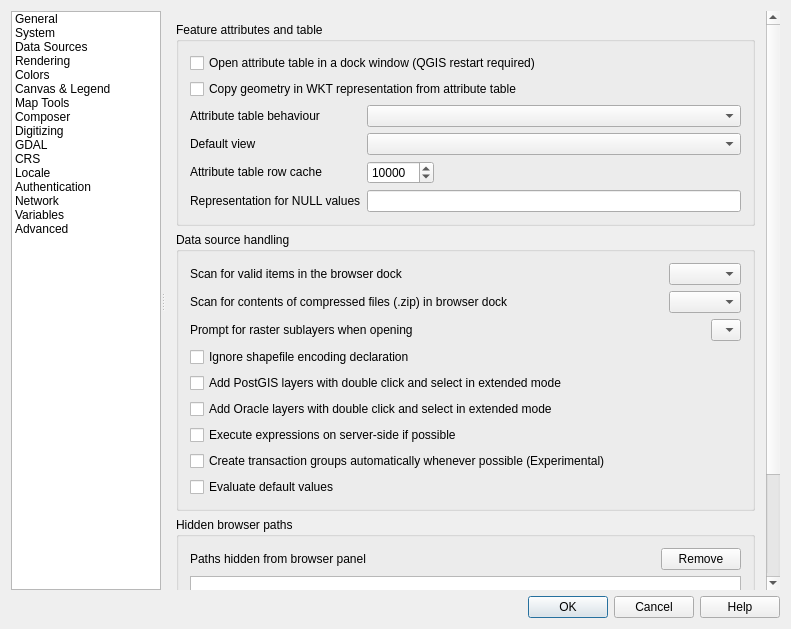
Before: the Qt Designer form src/ui/qgsoptionsbase.ui in qgis/QGIS, drawn with Qt 5.
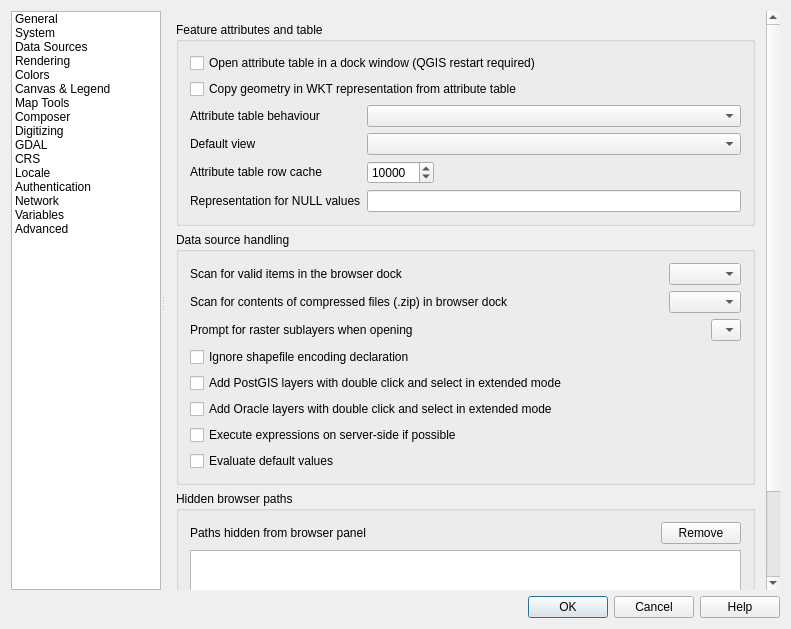
After: the same form once the commit is applied. Icons and pictures are not drawn. Custom widgets are drawn as their Qt base class.

Commit message:
Move AutoTransaction setting to project properties
Was in global app settings

Patch:
```diff
--- a/src/ui/qgsoptionsbase.ui
+++ b/src/ui/qgsoptionsbase.ui
@@ -1395,7 +1395,7 @@
                 <x>0</x>
                 <y>0</y>
                 <width>604</width>
-                <height>788</height>
+                <height>757</height>
                </rect>
               </property>
               <layout class="QVBoxLayout" name="verticalLayout_27">
@@ -1644,13 +1644,6 @@
                     </property>
                    </widget>
                   </item>
-                  <item>
-                   <widget class="QCheckBox" name="cbxAutoTransaction">
-                    <property name="text">
-                     <string>Create transaction groups automatically whenever possible (Experimental)</string>
-                    </property>
-                   </widget>
-                  </item>
                   <item>
                    <widget class="QCheckBox" name="cbxEvaluateDefaultValues">
                     <property name="toolTip">
```
Left out of the diff: 15 changed lines with no effect on the pictures. The commit also changes 8 other files.
